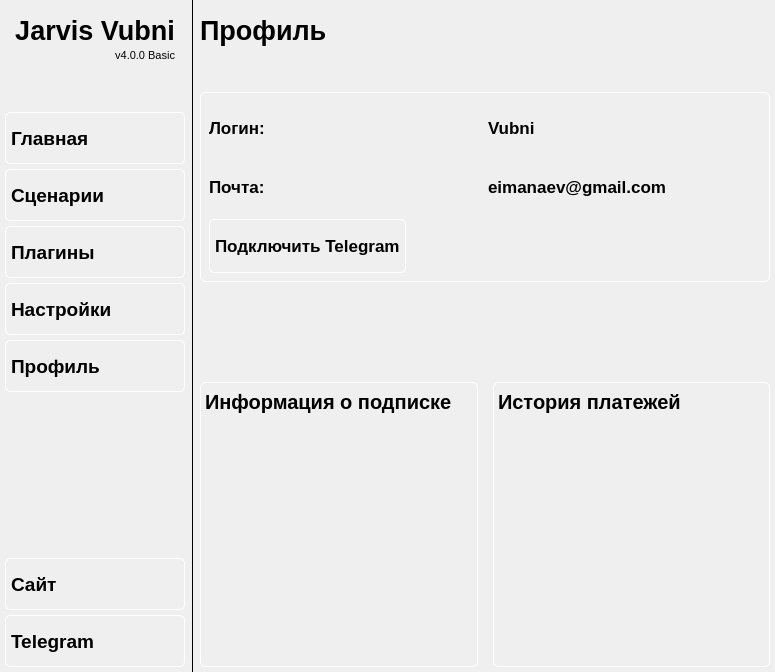
Vubni/jarvis-voice_user, file scripts/main.ui: the form before one commit.
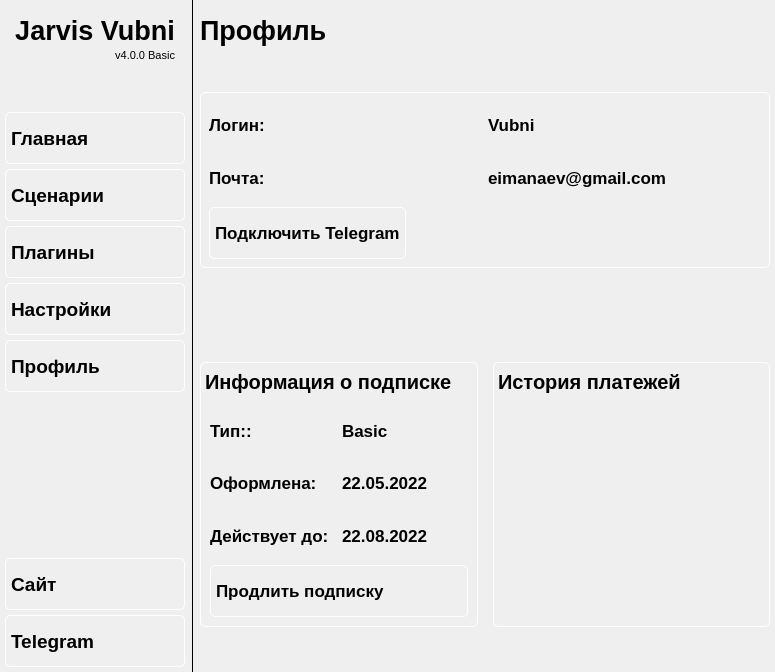
The form after the commit. The open tabs and pages were chosen to show the change. Icons and pictures are not drawn.

```diff
--- a/scripts/main.ui
+++ b/scripts/main.ui
@@ -1233,7 +1233,7 @@
          </spacer>
         </item>
         <item>
-         <layout class="QVBoxLayout" name="verticalLayout_11" stretch="2,1,3">
+         <layout class="QVBoxLayout" name="verticalLayout_11" stretch="2,1,3,0">
           <item>
            <widget class="QWidget" name="widget_4" native="true">
             <property name="styleSheet">
@@ -1528,6 +1528,238 @@
                    <verstretch>0</verstretch>
                   </sizepolicy>
                  </property>
+                 <layout class="QVBoxLayout" name="verticalLayout_18" stretch="1,1,1,1">
+                  <property name="leftMargin">
+                   <number>5</number>
+                  </property>
+                  <property name="topMargin">
+                   <number>5</number>
+                  </property>
+                  <property name="rightMargin">
+                   <number>5</number>
+                  </property>
+                  <property name="bottomMargin">
+                   <number>5</number>
+                  </property>
+                  <item>
+                   <layout class="QHBoxLayout" name="horizontalLayout_16" stretch="1,1">
+                    <item>
+                     <widget class="QLabel" name="label_prefix_10">
+                      <property name="sizePolicy">
+                       <sizepolicy hsizetype="Preferred" vsizetype="Minimum">
+                        <horstretch>1</horstretch>
+                        <verstretch>0</verstretch>
+                       </sizepolicy>
+                      </property>
+                      <property name="minimumSize">
+                       <size>
+                        <width>0</width>
+                        <height>30</height>
+                       </size>
+                      </property>
+                      <property name="font">
+                       <font>
+                        <family>Arial</family>
+                        <pointsize>13</pointsize>
+                        <bold>true</bold>
+                       </font>
+                      </property>
+                      <property name="text">
+                       <string>Тип::</string>
+                      </property>
+                     </widget>
+                    </item>
+                    <item>
+                     <widget class="QLabel" name="label_type_subscripe">
+                      <property name="sizePolicy">
+                       <sizepolicy hsizetype="Preferred" vsizetype="Minimum">
+                        <horstretch>1</horstretch>
+                        <verstretch>0</verstretch>
+                       </sizepolicy>
+                      </property>
+                      <property name="minimumSize">
+                       <size>
+                        <width>0</width>
+                        <height>30</height>
+                       </size>
+                      </property>
+                      <property name="font">
+                       <font>
+                        <family>Arial</family>
+                        <pointsize>13</pointsize>
+                        <bold>true</bold>
+                       </font>
+                      </property>
+                      <property name="text">
+                       <string>Basic</string>
+                      </property>
+                     </widget>
+                    </item>
+                   </layout>
+                  </item>
+                  <item>
+                   <layout class="QHBoxLayout" name="horizontalLayout_17" stretch="1,1">
+                    <item>
+                     <widget class="QLabel" name="label_prefix_12">
+                      <property name="sizePolicy">
+                       <sizepolicy hsizetype="Preferred" vsizetype="Minimum">
+                        <horstretch>1</horstretch>
+                        <verstretch>0</verstretch>
+                       </sizepolicy>
+                      </property>
+                      <property name="minimumSize">
+                       <size>
+                        <width>0</width>
+                        <height>30</height>
+                       </size>
+                      </property>
+                      <property name="font">
+                       <font>
+                        <family>Arial</family>
+                        <pointsize>13</pointsize>
+                        <bold>true</bold>
+                       </font>
+                      </property>
+                      <property name="text">
+                       <string>Оформлена:</string>
+                      </property>
+                     </widget>
+                    </item>
+                    <item>
+                     <widget class="QLabel" name="label_first_date_subscripe">
+                      <property name="sizePolicy">
+                       <sizepolicy hsizetype="Preferred" vsizetype="Minimum">
+                        <horstretch>1</horstretch>
+                        <verstretch>0</verstretch>
+                       </sizepolicy>
+                      </property>
+                      <property name="minimumSize">
+                       <size>
+                        <width>0</width>
+                        <height>30</height>
+                       </size>
+                      </property>
+                      <property name="font">
+                       <font>
+                        <family>Arial</family>
+                        <pointsize>13</pointsize>
+                        <bold>true</bold>
+                       </font>
+                      </property>
+                      <property name="text">
+                       <string>22.05.2022</string>
+                      </property>
+                     </widget>
+                    </item>
+                   </layout>
+                  </item>
+                  <item>
+                   <layout class="QHBoxLayout" name="horizontalLayout_18" stretch="1,1">
+                    <item>
+                     <widget class="QLabel" name="label_prefix_14">
+                      <property name="sizePolicy">
+                       <sizepolicy hsizetype="Preferred" vsizetype="Minimum">
+                        <horstretch>1</horstretch>
+                        <verstretch>0</verstretch>
+                       </sizepolicy>
+                      </property>
+                      <property name="minimumSize">
+                       <size>
+                        <width>0</width>
+                        <height>30</height>
+                       </size>
+                      </property>
+                      <property name="font">
+                       <font>
+                        <family>Arial</family>
+                        <pointsize>13</pointsize>
+                        <bold>true</bold>
+                       </font>
+                      </property>
+                      <property name="text">
+                       <string>Действует до:</string>
+                      </property>
+                     </widget>
+                    </item>
+                    <item>
+                     <widget class="QLabel" name="label_last_date_subscripe">
+                      <property name="sizePolicy">
+                       <sizepolicy hsizetype="Preferred" vsizetype="Minimum">
+                        <horstretch>1</horstretch>
+                        <verstretch>0</verstretch>
+                       </sizepolicy>
+                      </property>
+                      <property name="minimumSize">
+                       <size>
+                        <width>0</width>
+                        <height>30</height>
+                       </size>
+                      </property>
+                      <property name="font">
+                       <font>
+                        <family>Arial</family>
+                        <pointsize>13</pointsize>
+                        <bold>true</bold>
+                       </font>
+                      </property>
+                      <property name="text">
+                       <string>22.08.2022</string>
+                      </property>
+                     </widget>
+                    </item>
+                   </layout>
+                  </item>
+                  <item>
+                   <widget class="QPushButton" name="button_renew_subscription">
+                    <property name="sizePolicy">
+                     <sizepolicy hsizetype="Minimum" vsizetype="Preferred">
+                      <horstretch>0</horstretch>
+                      <verstretch>1</verstretch>
+                     </sizepolicy>
+                    </property>
+                    <property name="minimumSize">
+                     <size>
+                      <width>0</width>
+                      <height>52</height>
+                     </size>
+                    </property>
+                    <property name="font">
+                     <font>
+                      <family>Arial</family>
+                      <pointsize>13</pointsize>
+                      <bold>true</bold>
+                     </font>
+                    </property>
+                    <property name="styleSheet">
+                     <string notr="true">QPushButton {
+icon-size: 40px;
+text-align: left;
+border: 1px solid white;
+border-radius: 5px;
+padding-top: 5px;
+padding-left: 5px;
+padding-bottom: 5px;
+padding-right: 5px;
+}
+
+QPushButton:hover {
+    background-color: rgb(39,39,39); 
+}
+
+QPushButton:pressed {
+background-color: rgb(25,25,25);
+}</string>
+                    </property>
+                    <property name="text">
+                     <string>Продлить подписку</string>
+                    </property>
+                    <property name="icon">
+                     <iconset resource="../resources.qrc">
+                      <normaloff>:/images/pay_white.png</normaloff>:/images/pay_white.png</iconset>
+                    </property>
+                   </widget>
+                  </item>
+                 </layout>
                 </widget>
                </item>
               </layout>
@@ -1593,8 +1825,8 @@
                    <rect>
                     <x>0</x>
                     <y>0</y>
-                    <width>100</width>
-                    <height>30</height>
+                    <width>264</width>
+                    <height>208</height>
                    </rect>
                   </property>
                  </widget>
@@ -1605,6 +1837,19 @@
             </item>
            </layout>
           </item>
+          <item>
+           <spacer name="verticalSpacer_10">
+            <property name="orientation">
+             <enum>Qt::Vertical</enum>
+            </property>
+            <property name="sizeHint" stdset="0">
+             <size>
+              <width>20</width>
+              <height>40</height>
+             </size>
+            </property>
+           </spacer>
+          </item>
          </layout>
         </item>
        </layout>
```
Left out of the diff: 9 changed lines with no effect on the pictures.
